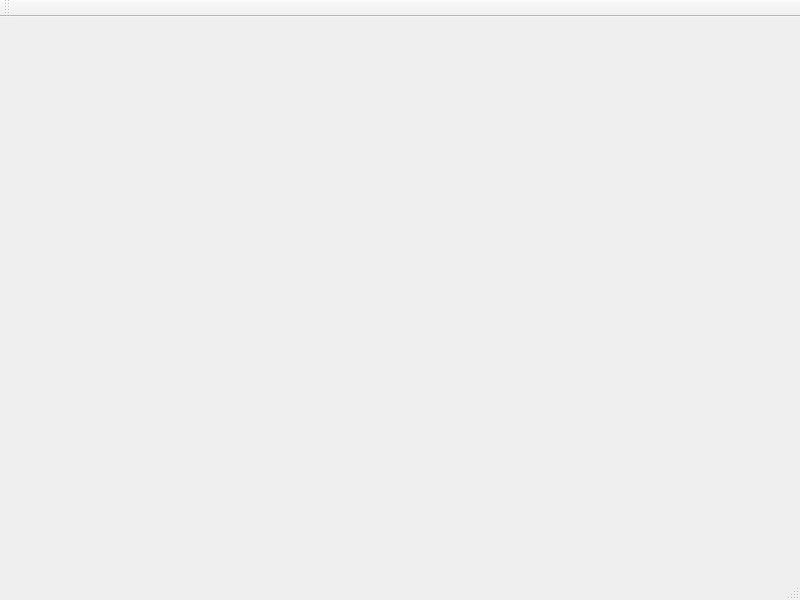
Old version of the form ui/designwindow.ui in the repository Source-EDA/Source-EDA.
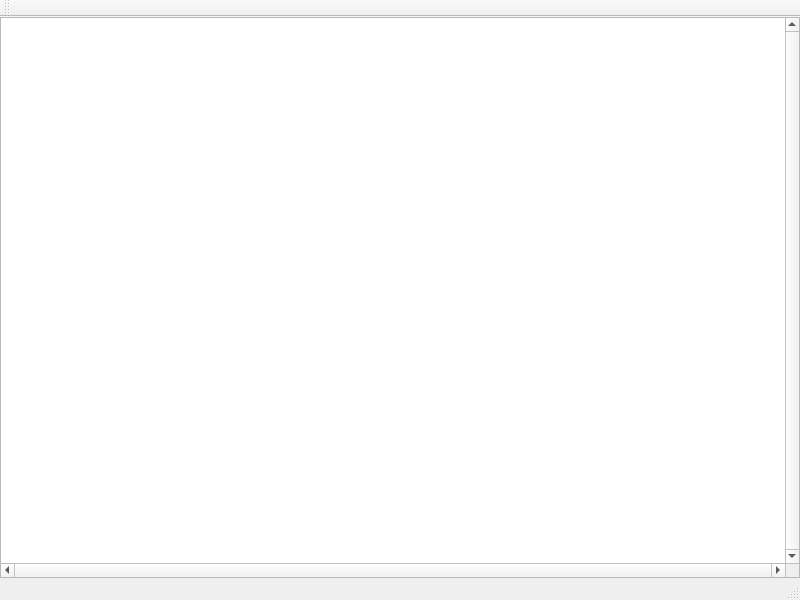
New version of the form.

Diff of the .ui file:
```diff
--- a/ui/designwindow.ui
+++ b/ui/designwindow.ui
@@ -13,7 +13,56 @@
   <property name="windowTitle">
    <string>MainWindow</string>
   </property>
-  <widget class="QWidget" name="centralwidget"/>
+  <widget class="QWidget" name="centralwidget">
+   <property name="sizePolicy">
+    <sizepolicy hsizetype="Expanding" vsizetype="Expanding">
+     <horstretch>0</horstretch>
+     <verstretch>0</verstretch>
+    </sizepolicy>
+   </property>
+   <layout class="QGridLayout" name="gridLayout">
+    <property name="leftMargin">
+     <number>0</number>
+    </property>
+    <property name="topMargin">
+     <number>0</number>
+    </property>
+    <property name="rightMargin">
+     <number>0</number>
+    </property>
+    <property name="bottomMargin">
+     <number>0</number>
+    </property>
+    <item row="0" column="0">
+     <widget class="QGraphicsView" name="graphicsView">
+      <property name="verticalScrollBarPolicy">
+       <enum>Qt::ScrollBarPolicy::ScrollBarAlwaysOn</enum>
+      </property>
+      <property name="horizontalScrollBarPolicy">
+       <enum>Qt::ScrollBarPolicy::ScrollBarAlwaysOn</enum>
+      </property>
+      <property name="backgroundBrush">
+       <brush brushstyle="SolidPattern">
+        <color alpha="255">
+         <red>0</red>
+         <green>0</green>
+         <blue>0</blue>
+        </color>
+       </brush>
+      </property>
+      <property name="foregroundBrush">
+       <brush brushstyle="Dense7Pattern">
+        <color alpha="255">
+         <red>255</red>
+         <green>255</green>
+         <blue>255</blue>
+        </color>
+       </brush>
+      </property>
+     </widget>
+    </item>
+   </layout>
+  </widget>
   <widget class="QMenuBar" name="menubar">
    <property name="geometry">
     <rect>
```
Left out of the diff: 2 changed lines with no effect on the pictures.
